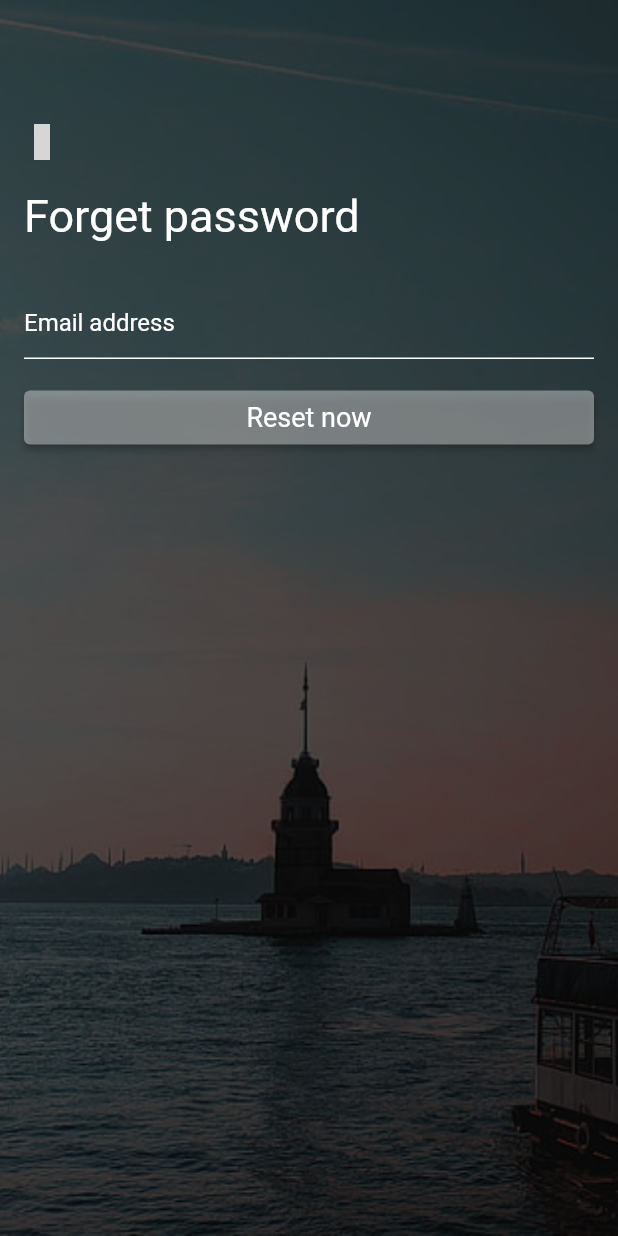
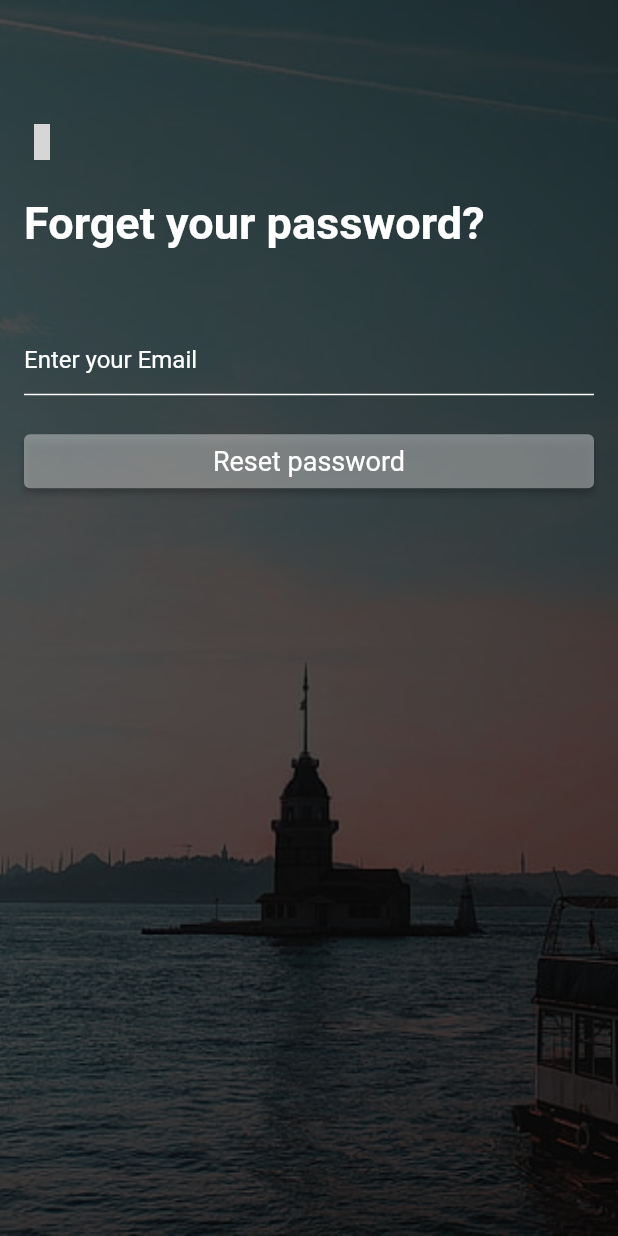
Before and after one commit to byzdogan/ushopecommerceapplication, a Flutter app: the ForgetPasswordScreen screen opened directly, on a phone screen of 412 x 824 dp. Run offline on Flutter 3.47's test engine with Material 2 defaults, Android fonts, the light colour scheme and no system bars; drawn by our look-alikes of card_swiper; our stand-ins replace badges, fancy_shimmer_image, iconly, shared_preferences; accounts and stored records are empty; grey boxes are pictures that could not be loaded.

Commit message:
Providers klasörü oluşturuldu ve ProductModel listesi, products_providers.dart dosyasına taşındı. Grekli providerler eklendi (main.dart dahil). feed_items.dart dinamik hale getirildi. on_sale_widget.dart dinamik hale getirildi. product_details.dart dinamik hale getirildi.

```diff
--- a/lib/const/contss.dart
+++ b/lib/const/contss.dart
@@ -1,4 +1,6 @@
 //It can be without defining a class
+
+import 'package:ushopecommerceapplication/models/products_model.dart';
 
 class Constss {
   static final List<String> offerImages = [
@@ -12,4 +14,6 @@ class Constss {
     "assets/images/us1.jpeg",
     "assets/images/us2.jpeg",
   ];
+
+
 }
--- /dev/null
+++ b/lib/models/products_model.dart
@@ -0,0 +1,18 @@
+import 'package:flutter/cupertino.dart';
+
+class ProductModel with ChangeNotifier {
+  final String id, title, imageUrl, productCategoryName;
+  final double price, salePrice;
+  final bool isOnSale; //isPiece;
+
+  ProductModel(
+      {required this.id,
+        required this.title,
+        required this.imageUrl,
+        required this.productCategoryName,
+        required this.price,
+        required this.salePrice,
+        required this.isOnSale,
+        //required this.isPiece
+  });
+}
--- /dev/null
+++ b/lib/providers/products_providers.dart
@@ -0,0 +1,129 @@
+import 'package:flutter/cupertino.dart';
+import 'package:ushopecommerceapplication/models/products_model.dart';
+
+class ProductsProvider with ChangeNotifier {
+
+  List<ProductModel> get getProducts { //for accessing to ChangeNotifier
+    return _productsList;
+  }
+
+  List<ProductModel> get getOnSaleProducts {
+    return _productsList.where((element) => element.isOnSale).toList();
+  }
+
+  ProductModel findProdById(String productId) {
+    return _productsList.firstWhere((element) => element.id == productId);
+  }
+
+  static final List<ProductModel> _productsList = [
+    ProductModel(
+      id: "Sweatshirt",
+      title: "Sweatshirt",
+      price: 250,
+      salePrice: 200,
+      imageUrl:   "https://cdn.dsmcdn.com/ty644/product/media/images/20221213/11/235843656/154436277/1/1_org_zoom.jpg",
+      productCategoryName: "Clothes",
+      isOnSale: true,
+    ),
+    ProductModel(
+      id: "Notebook",
+      title: "Notebook",
+      price: 50,
+      salePrice: 40,
+      imageUrl: "https://i.pinimg.com/564x/c0/b4/52/c0b452086de352f2282d260936d18214.jpg",
+      productCategoryName: "Stationeries",
+      isOnSale: false,
+    ),
+    ProductModel(
+      id: "Mug",
+      title: "Mug",
+      price: 65,
+      salePrice: 60,
+      imageUrl: "https://ayb.akinoncdn.com/products/2023/01/10/2286150/da6766ba-8b92-44bc-901a-afaf2a28509b_size780x780_quality60_cropCenter.jpg",
+      productCategoryName: "Others",
+      isOnSale: true,
+    ),
+    ProductModel(
+      id: "Bag",
+      title: "Bag",
+      price: 150,
+      salePrice: 110,
+      imageUrl: "https://bezden.com.tr/wp-content/uploads/2022/02/bezden-natural-shopper-kanvas-bez-canta.jpg",
+      productCategoryName: "Accessories",
+      isOnSale: false,
+    ),
+    ProductModel(
+      id: "Phone Case",
+      title: "Phone case",
+      price: 70,
+      salePrice: 55,
+      imageUrl: "https://i.pinimg.com/564x/09/c5/e9/09c5e95db9c33d612d4ee261401b1d1f.jpg",
+      productCategoryName: "Accessories",
+      isOnSale: true,
+    ),
+    ProductModel(
+      id: "Wallet",
+      title: "Wallet",
+      price: 180,
+      salePrice: 165,
+      imageUrl: "https://i.pinimg.com/564x/ba/95/eb/ba95eb04c1e3120f42a402751378f602.jpg",
+      productCategoryName: "Accessories",
+      isOnSale: true,
+    ),
+    ProductModel(
+      id: "Beanie",
+      title: "Beanie",
+      price: 90,
+      salePrice: 75,
+      imageUrl: "https://i.pinimg.com/564x/57/31/12/573112f04df1eadde42faab83483dad9.jpg",
+      productCategoryName: "Clothes",
+      isOnSale: false,
+    ),
+    ProductModel(
+      id: "Hat",
+      title: "Hat",
+      price: 85,
+      salePrice: 70,
+      imageUrl: "https://cdn.dsmcdn.com/mnresize/128/192/ty113/product/media/images/20210507/19/86734910/172188280/0/0_org_zoom.jpg",
+      productCategoryName: "Clothes",
+      isOnSale: true,
+    ),
+    ProductModel(
+      id: "Fountain Pen",
+      title: "Fountain Pen",
+      price: 280,
+      salePrice: 210,
+      imageUrl: "https://www.montblanc.com/variants/images/34480784411799068/A/w534.jpg",
+      productCategoryName: "Stationeries",
+      isOnSale: true,
+    ),
+    ProductModel(
+      id: "T-shirt",
+      title: "T-shirt",
+      price: 105,
+      salePrice: 90,
+      imageUrl: "https://i.pinimg.com/564x/92/1b/39/921b39168f39a6ece4516c43652d71b1.jpg",
+      productCategoryName: "Clothes",
+      isOnSale: false,
+    ),
+
+    ProductModel(
+      id: "Pencil Case",
+      title: "Pencil Case",
+      price: 60,
+      salePrice: 40,
+      imageUrl: "https://i.pinimg.com/564x/69/54/72/6954727bcf8fc9732a2ce5f5dbc3a055.jpg",
+      productCategoryName: "Vegetables",
+      isOnSale: false,
+    ),
+    ProductModel(
+      id: "Ring",
+      title: "Silver Ring",
+      price: 280,
+      salePrice: 260,
+      imageUrl: "https://i.pinimg.com/564x/f7/e7/1b/f7e71b0f75cc420c1f290fd26bc90ced.jpg",
+      productCategoryName: "Accessories",
+      isOnSale: false,
+    ),
+  ];
+}
--- a/lib/screens/auth/forget_pass.dart
+++ b/lib/screens/auth/forget_pass.dart
@@ -1,5 +1,6 @@
 import 'package:card_swiper/card_swiper.dart';
 import 'package:flutter/material.dart';
+import 'package:iconly/iconly.dart';
 import 'package:ushopecommerceapplication/const/contss.dart';
 import 'package:ushopecommerceapplication/services/utils.dart';
 import 'package:ushopecommerceapplication/widgets/auth_button.dart';
@@ -29,6 +30,8 @@ class _ForgetPasswordScreenState extends State<ForgetPasswordScreen> {
   @override
   Widget build(BuildContext context) {
     Size size = Utils(context).getScreenSize;
+    final theme = Utils(context).getTheme;
+    Color color = Utils(context).color;
     return Scaffold(
       // backgroundColor: Colors.blue,
       body: Stack(
@@ -58,24 +61,34 @@ class _ForgetPasswordScreenState extends State<ForgetPasswordScreen> {
                 SizedBox(
                   height: size.height * 0.1,
                 ),
-                const BackWidget(),
-                const SizedBox(
-                  height: 20,
+                InkWell(
+                  borderRadius: BorderRadius.circular(12),
+                  onTap: () =>
+                  Navigator.canPop(context) ? Navigator.pop(context) : null,
+                  child: Icon(
+                    IconlyLight.arrow_left,
+                    color: theme == true ? Colors.white : Colors.white,
+                    size: 24,
+                  ),
+                ),
+                SizedBox(
+                  height: size.height * 0.03,
                 ),
                 TextWidget(
-                  text: 'Forget password',
+                  isTitle: true,
+                  text: "Forget your password?",
                   color: Colors.white,
                   textSize: 30,
                 ),
-                const SizedBox(
-                  height: 30,
+                SizedBox(
+                  height: size.height * 0.06,
                 ),
 
                 TextField(
                   controller: _emailTextController,
                   style: const TextStyle(color: Colors.white),
                   decoration: const InputDecoration(
-                    hintText: 'Email address',
+                    hintText: "Enter your Email",
                     hintStyle: TextStyle(color: Colors.white),
                     enabledBorder: UnderlineInputBorder(
                       borderSide: BorderSide(color: Colors.white),
@@ -89,10 +102,10 @@ class _ForgetPasswordScreenState extends State<ForgetPasswordScreen> {
                   ),
                 ),
                 const SizedBox(
-                  height: 15,
+                  height: 20,
                 ),
                 AuthButton(
-                  buttonText: 'Reset now',
+                  buttonText: "Reset password",
                   fct: () {
                     _forgetPassFCT();
                   },
--- a/lib/screens/auth/register.dart
+++ b/lib/screens/auth/register.dart
@@ -261,9 +261,9 @@ class _RegisterScreenState extends State<RegisterScreen> {
                   ),
                 ),
                 const SizedBox(
-                  height: 5.0,
+                  height: 25.0, //5
                 ),
-                Align(
+                /*Align(
                   alignment: Alignment.centerRight,
                   child: TextButton(
                     onPressed: () {
@@ -282,7 +282,7 @@ class _RegisterScreenState extends State<RegisterScreen> {
                       ),
                     ),
                   ),
-                ),
+                ),*/
                 AuthButton(
                   buttonText: 'Sign up',
                   fct: () {
--- a/lib/widgets/price_widget.dart
+++ b/lib/widgets/price_widget.dart
@@ -1,3 +1,4 @@
+import 'package:flutter/foundation.dart';
 import 'package:flutter/material.dart';
 import 'package:ushopecommerceapplication/services/utils.dart';
 import 'package:ushopecommerceapplication/widgets/text_widget.dart';
@@ -36,7 +37,8 @@ class PriceWidget extends StatelessWidget {
             child: Text(
               "₺${(price * int.parse(textPrice)).toStringAsFixed(2)}", //(userPrice * int.parse(textPrice)).toStringAsFixed(2)
               style: TextStyle(
-                fontSize: 15,
+                fontSize: 16, //15
+                fontWeight: FontWeight.w600,
                 color: color,
                 decoration: TextDecoration.lineThrough,
               ),
```
Also changed, not shown: lib/inner_screens/feed_screens.dart (+11 -2 lines), lib/inner_screens/on_sale_screen.dart (+12 -4 lines), lib/inner_screens/product_details.dart (+15 -7 lines), lib/main.dart (+8 -1 lines), lib/screens/auth/login.dart (+15 -1 lines), lib/screens/home_screen.dart (+21 -4 lines), lib/widgets/feed_items.dart (+37 -19 lines), lib/widgets/on_sale_widget.dart (+20 -22 lines).
